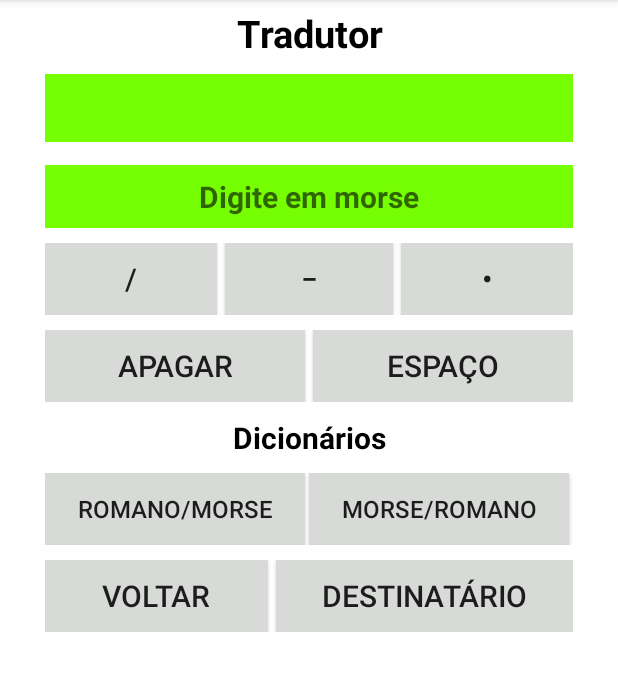
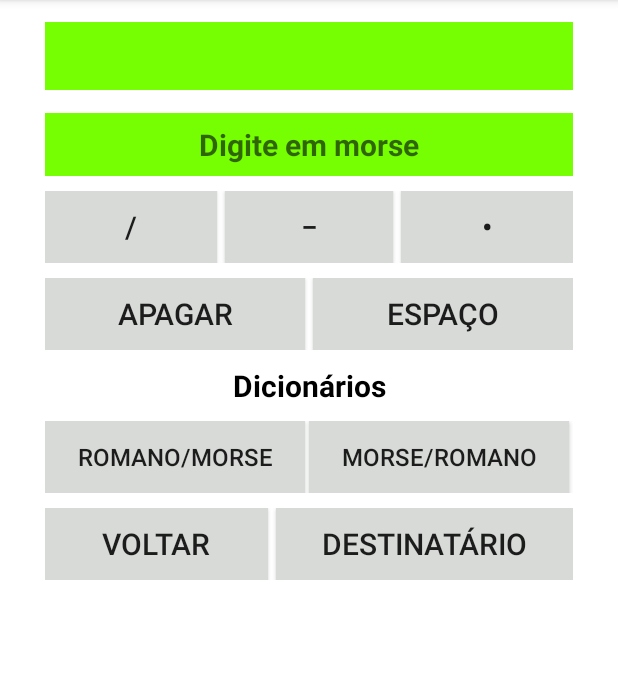
Before and after one commit to luizfelipelazzaron/desagil-projeto1, an Android app: the NewMessage screen opened directly, with no data from a screen before it, on a phone screen of 412 x 824 dp, the part 84-775 px from its top. Run offline under Robolectric (Android 15) with nearby library versions, the phone set to English and light mode, and no system bars.

Commit message:
alterações finais p1

```diff
--- a/app/src/main/res/layout/activity_new_message.xml
+++ b/app/src/main/res/layout/activity_new_message.xml
@@ -11,23 +11,6 @@
     android:orientation="vertical"
     android:padding="30sp"
     tools:context=".NewMessage">
-
-    <TextView
-        android:layout_width="match_parent"
-        android:layout_height="wrap_content"
-        android:background="#FFFFFF"
-        android:text="Tradutor"
-        android:textAlignment="center"
-        android:textColor="#000000"
-        android:textSize="25sp"
-        android:textStyle="normal|bold"
-        tools:ignore="HardcodedText" />
-
-    <view
-        android:id="@+id/view"
-        class="androidx.appcompat.widget.ActionMenuView"
-        android:layout_width="match_parent"
-        android:layout_height="wrap_content" />
 
     <TextView
         android:id="@+id/preview"
```
Also changed, not shown: app/src/main/res/layout/activity_morse_to_char.xml (+15 -13 lines).
